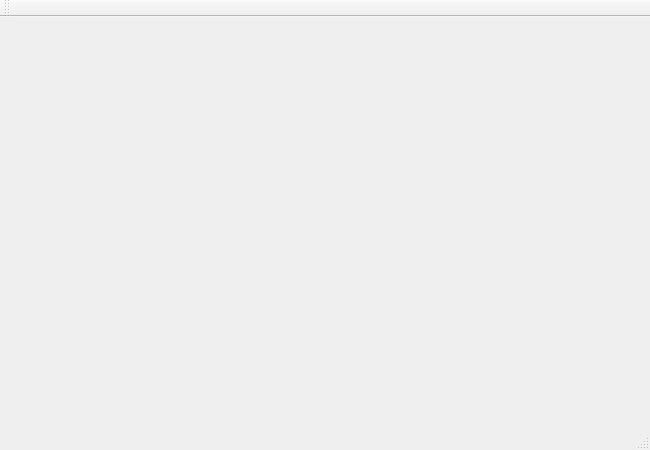
First picture: the form in src/forse/control_panel/ControlPanelWindow.ui, repository Pesa/forse, before the edit.
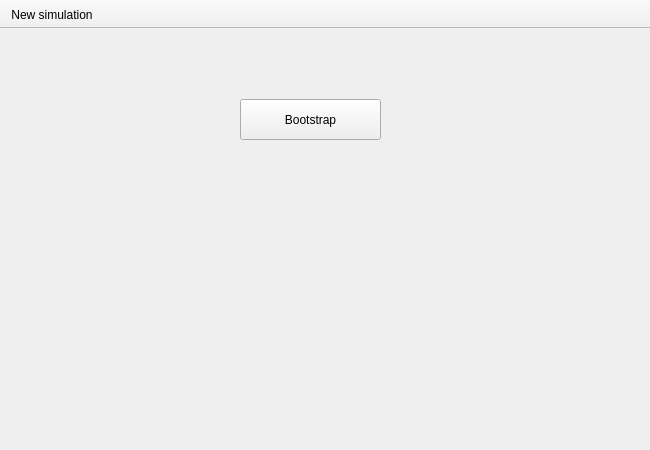
Second picture: the form after the edit. Icons and pictures are not drawn.

Commit message: [control_panel] Added "new simulation" action.

Diff of the .ui file:
```diff
--- a/src/forse/control_panel/ControlPanelWindow.ui
+++ b/src/forse/control_panel/ControlPanelWindow.ui
@@ -13,19 +13,69 @@
   <property name="windowTitle">
    <string>FORSE Control Panel</string>
   </property>
-  <widget class="QWidget" name="centralWidget"/>
-  <widget class="QStatusBar" name="statusBar"/>
+  <widget class="QWidget" name="centralWidget">
+   <widget class="QPushButton" name="bootstrapButton">
+    <property name="geometry">
+     <rect>
+      <x>240</x>
+      <y>70</y>
+      <width>141</width>
+      <height>41</height>
+     </rect>
+    </property>
+    <property name="text">
+     <string>Bootstrap</string>
+    </property>
+    <property name="icon">
+     <iconset resource="../icons.qrc">
+      <normaloff>:/icons/bootstrap.png</normaloff>:/icons/bootstrap.png</iconset>
+    </property>
+   </widget>
+  </widget>
+  <widget class="QStatusBar" name="statusBar">
+   <property name="sizeGripEnabled">
+    <bool>false</bool>
+   </property>
+  </widget>
   <widget class="QToolBar" name="toolBar">
    <property name="windowTitle">
     <string>toolBar</string>
    </property>
+   <property name="movable">
+    <bool>false</bool>
+   </property>
+   <property name="allowedAreas">
+    <set>Qt::TopToolBarArea</set>
+   </property>
+   <property name="toolButtonStyle">
+    <enum>Qt::ToolButtonTextBesideIcon</enum>
+   </property>
+   <property name="floatable">
+    <bool>false</bool>
+   </property>
    <attribute name="toolBarArea">
     <enum>TopToolBarArea</enum>
    </attribute>
    <attribute name="toolBarBreak">
     <bool>false</bool>
    </attribute>
+   <addaction name="actionNewSimulation"/>
   </widget>
+  <action name="actionNewSimulation">
+   <property name="icon">
+    <iconset resource="../icons.qrc">
+     <normaloff>:/icons/new-simulation.png</normaloff>:/icons/new-simulation.png</iconset>
+   </property>
+   <property name="text">
+    <string>New simulation</string>
+   </property>
+   <property name="toolTip">
+    <string>Configure a new simulation</string>
+   </property>
+   <property name="shortcut">
+    <string>Ctrl+N</string>
+   </property>
+  </action>
  </widget>
  <resources/>
  <connections/>
```
Left out of the diff: 4 changed lines with no effect on the pictures. The commit also changes 2 other files.
